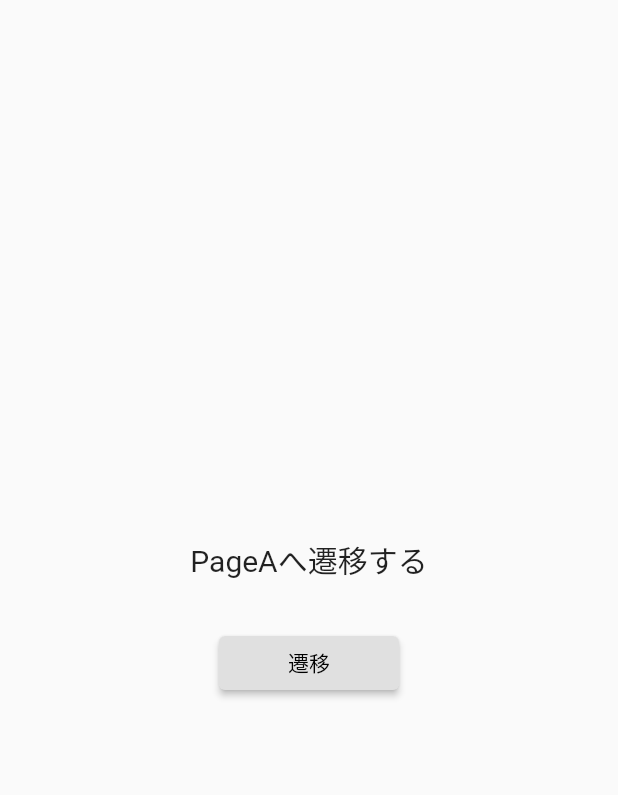
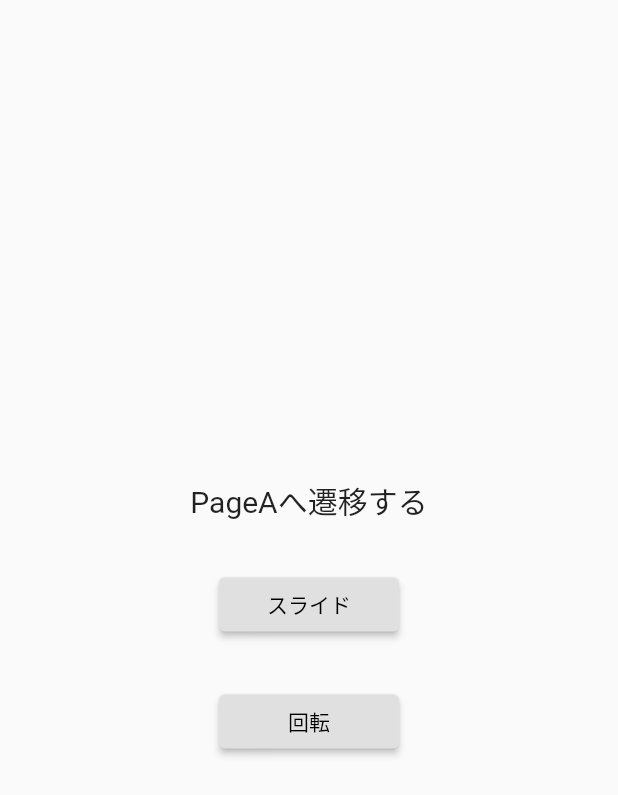
Before and after one commit to chuymaster/flutter-experiments, a Flutter app: the screen it shows after launch, on a phone screen of 412 x 824 dp. Shown: the top 795 px of the screen. Run offline on Flutter 3.47's test engine with Material 2 defaults, Android fonts, the light colour scheme and no system bars; our stand-ins replace cached_network_image, google_fonts.

Commit message:
Add RotationTransition

```diff
--- a/animation_samples/lib/transition_page.dart
+++ b/animation_samples/lib/transition_page.dart
@@ -38,7 +38,32 @@ class TransitionPage extends StatelessWidget {
                     );
                   }));
                 },
-                child: Text('遷移'),
+                child: Text('スライド'),
+              ),
+            ),
+            SizedBox(
+              height: 30,
+            ),
+            SizedBox(
+              width: 120,
+              child: ElevatedButton(
+                style: ElevatedButton.styleFrom(
+                    primary: Colors.grey[300], onPrimary: Colors.black),
+                onPressed: () {
+                  Navigator.of(context).push(PageRouteBuilder(
+                      pageBuilder: (context, animation, secondaryAnimation) {
+                    return _PageA();
+                  }, transitionsBuilder:
+                          (context, animation, secondaryAnimation, child) {
+                    return RotationTransition(
+                      turns: Tween(begin: 0.0, end: 2.0).animate(
+                          CurvedAnimation(
+                              parent: animation, curve: Curves.easeOutCubic)),
+                      child: child,
+                    );
+                  }));
+                },
+                child: Text('回転'),
               ),
             ),
           ],
```
